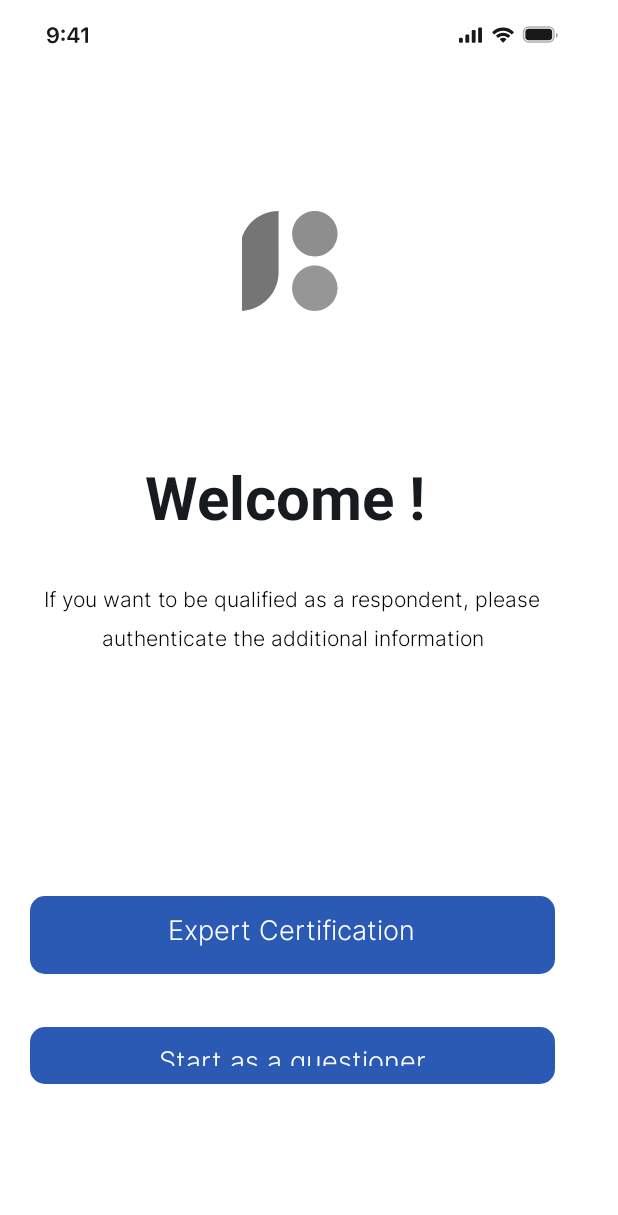
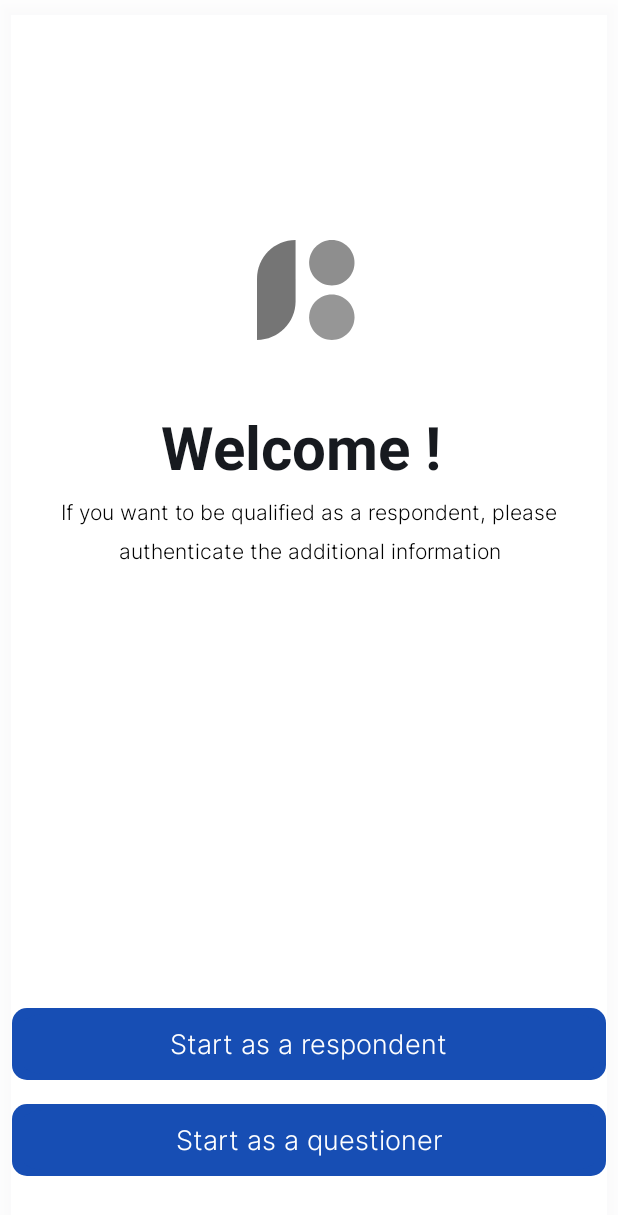
Before and after one commit to elaus00/Verif_ai, an Android app built with Jetpack Compose: the @Preview function PreviewCertification, on a phone screen of 412 x 824 dp. Shown: the top 1215 px of the screen. Run offline under Robolectric (Android 15) with nearby library versions, the phone set to English and light mode, and no system bars; Roboto replaces fonts that are not available here.

Commit message:
feat : CertificationScreen 재구성

```diff
--- a/app/build.gradle.kts
+++ b/app/build.gradle.kts
@@ -79,6 +79,7 @@ dependencies {
     implementation(libs.firebase.firestore.ktx)
     implementation(libs.firebase.functions.ktx)
     implementation(libs.androidx.appcompat)
+    implementation(libs.androidx.constraintlayout)
     testImplementation(libs.kotlinx.coroutines)
     testImplementation(libs.junit)
     androidTestImplementation(libs.androidx.junit)
--- /dev/null
+++ b/app/src/main/java/mp/verif_ai/presentation/signup/CertificationScreen.kt
@@ -0,0 +1,92 @@
+package mp.verif_ai.presentation.signup
+
+import androidx.compose.foundation.layout.*
+import androidx.compose.runtime.Composable
+import androidx.compose.ui.Alignment
+import androidx.compose.ui.Modifier
+import androidx.compose.ui.draw.shadow
+import androidx.compose.ui.graphics.Color
+import androidx.compose.ui.layout.ContentScale
+import androidx.compose.ui.tooling.preview.Preview
+import androidx.compose.ui.unit.dp
+import androidx.compose.ui.res.painterResource
+import mp.verif_ai.R
+import androidx.compose.foundation.Image
+import androidx.compose.material3.Text
+import androidx.compose.ui.text.font.FontWeight
+import androidx.compose.ui.unit.sp
+import androidx.compose.ui.text.TextStyle
+import mp.verif_ai.presentation.theme.OnBoardingButton
+import mp.verif_ai.presentation.theme.customTypography
+
+@Composable
+fun CertificationScreen() {
+    Column(
+        modifier = Modifier
+            .shadow(elevation = 6.dp, spotColor = Color(0x1F120F28))
+            .fillMaxSize()
+            .padding(top = 160.dp),
+        horizontalAlignment = Alignment.CenterHorizontally,
+        verticalArrangement = Arrangement.Center
+        ) {
+        Column(
+            modifier = Modifier.weight(1f),
+            horizontalAlignment = Alignment.CenterHorizontally,
+        ) {
+            GroupImage()
+            Spacer(modifier = Modifier.height(48.dp))
+            WelcomeText()
+        }
+
+        // Buttons at bottom
+        Column(
+            modifier = Modifier
+                .fillMaxWidth()
+                .padding(bottom = 32.dp),
+        ) {
+            OnBoardingButton(text = "Start as a respondent", onClick = {})
+            OnBoardingButton(text = "Start as a questioner", onClick = {})
+        }
+    }
+}
+
+@Composable
+fun GroupImage() {
+    Image(
+        painter = painterResource(id = R.drawable.group),
+        contentDescription = "group image",
+        contentScale = ContentScale.None,
+        modifier = Modifier
+            .wrapContentSize()
+    )
+}
+
+@Composable
+fun WelcomeText() {
+    Column(
+        verticalArrangement = Arrangement.spacedBy(10.dp, Alignment.Top),
+        horizontalAlignment = Alignment.CenterHorizontally
+    ) {
+        Text(
+            text = "Welcome !",
+            style = TextStyle(
+                fontSize = 40.sp,
+                lineHeight = 56.sp,
+                fontWeight = FontWeight.Bold,
+                color = Color(0xFF171A1F),
+            ),
+            modifier = Modifier.width(197.dp)
+        )
+        Text(
+            text = "If you want to be qualified as a respondent, please authenticate the additional information",
+            style = customTypography.subWelcome,
+            modifier = Modifier.width(353.dp)
+        )
+    }
+}
+
+@Preview
+@Composable
+fun PreviewCertification() {
+    CertificationScreen()
+}
--- a/app/src/main/java/mp/verif_ai/presentation/signup/expertCertificate.kt
+++ b/app/src/main/java/mp/verif_ai/presentation/signup/ExpertCertificateScreen.kt
@@ -12,8 +12,6 @@ import androidx.compose.ui.unit.dp
 import androidx.compose.ui.Alignment
 import androidx.compose.ui.Modifier
 import androidx.compose.ui.graphics.Color
-import androidx.compose.ui.text.font.Font
-import androidx.compose.ui.text.font.FontFamily
 import androidx.compose.ui.text.font.FontWeight
 import androidx.compose.ui.tooling.preview.Preview
 import androidx.compose.ui.unit.sp
@@ -30,7 +28,7 @@ import androidx.compose.ui.res.painterResource
 
 
 @Composable
-fun expertCertificate() {
+fun ExpertCertificateScreen() {
     Column(//expert certificate
         verticalArrangement = Arrangement.spacedBy(185.dp, Alignment.Top),
         horizontalAlignment = Alignment.CenterHorizontally,
@@ -169,6 +167,6 @@ fun expertCertificate() {
 
 @Preview
 @Composable
-fun expertCertificatePreview() {
-    expertCertificate()
+fun ExpertCertificateScreenPreview() {
+    ExpertCertificateScreen()
 }
--- a/app/src/main/java/mp/verif_ai/presentation/signup/certification.kt
+++ /dev/null
@@ -1,201 +0,0 @@
-package mp.verif_ai.presentation.signup
-
-import androidx.compose.foundation.background
-import androidx.compose.foundation.border
-import androidx.compose.foundation.layout.Arrangement
-import androidx.compose.foundation.layout.Column
-import androidx.compose.foundation.layout.Row
-import androidx.compose.foundation.layout.height
-import androidx.compose.foundation.layout.padding
-import androidx.compose.foundation.layout.width
-import androidx.compose.runtime.Composable
-import androidx.compose.ui.Alignment
-import androidx.compose.ui.Modifier
-import androidx.compose.ui.draw.shadow
-import androidx.compose.ui.graphics.Color
-import androidx.compose.ui.layout.ContentScale
-import androidx.compose.ui.tooling.preview.Preview
-import androidx.compose.ui.unit.dp
-import androidx.compose.ui.res.painterResource
-import mp.verif_ai.R
-import androidx.compose.foundation.Image
-import androidx.compose.foundation.layout.offset
-import androidx.compose.foundation.shape.RoundedCornerShape
-import androidx.compose.material3.Text
-import androidx.compose.ui.text.font.FontWeight
-import androidx.compose.ui.unit.sp
-import androidx.compose.ui.text.TextStyle
-import androidx.compose.ui.text.font.Font
-import androidx.compose.ui.text.font.FontFamily
-import androidx.compose.ui.text.style.TextAlign
-
-@Composable
-fun Certification() {
-    Column(
-        modifier = Modifier
-            .shadow(elevation = 6.dp, spotColor = Color(0x1F120F28), ambientColor = Color(0x1F120F28))
-            .width(390.dp)
-            .height(844.dp)
-            .background(color = Color(0xFFFFFFFF))
-            .padding(
-                start = Variables.spacing0,
-                top = Variables.spacing0,
-                end = Variables.spacing0,
-                bottom = Variables.spacing0
-            ),
-        verticalArrangement = Arrangement.spacedBy(95.dp, Alignment.Top),
-        horizontalAlignment = Alignment.CenterHorizontally,
-    ) {
-        Row(
-            modifier = Modifier
-                .border(width = Variables.spacing0, color = Color(0xFFFFFFFF))
-                .width(390.dp)
-                .height(40.dp)
-                .background(color = Color(0x00FFFFFF)),
-            horizontalArrangement = Arrangement.spacedBy(222.dp, Alignment.CenterHorizontally),
-            verticalAlignment = Alignment.Top,
-        ) {
-            Image(
-                modifier = Modifier
-                    .border(width = 0.dp, color = Color(0xFFFFFFFF))
-                    .padding(0.dp)
-                    .width(72.dp)
-                    .height(40.dp),
-                painter = painterResource(R.drawable.image_14),
-                contentDescription = "image description",
-                contentScale = ContentScale.None
-            )
-            Image(
-                modifier = Modifier
-                    .border(width = 0.dp, color = Color(0xFFFFFFFF))
-                    .padding(0.dp)
-                    .width(96.dp)
-                    .height(40.dp),
-                painter = painterResource(id = R.drawable.image_15),
-                contentDescription = "image description",
-                contentScale = ContentScale.None
-            )
-            Row(
-                horizontalArrangement = Arrangement.spacedBy(222.dp, Alignment.CenterHorizontally),
-                verticalAlignment = Alignment.Top,
-            ) {
-            }
-        }
-        Column(//image16
-            verticalArrangement = Arrangement.spacedBy(10.dp, Alignment.Top),
-            horizontalAlignment = Alignment.Start,
-            modifier = Modifier
-                .border(width = Variables.spacing0, color = Color(0xFFFFFFFF))
-                .width(70.dp)
-                .height(75.9429.dp)
-                .background(color = Color(0xFFFFFFFF))
-                .padding(start = Variables.spacing0, top = 4.dp, end = Variables.spacing0, bottom = 4.dp)
-        ) {
-            Image(
-                painter = painterResource(id = R.drawable.group),
-                contentDescription = "image description",
-                contentScale = ContentScale.None,
-                modifier = Modifier
-                    .padding(0.dp)
-                    .width(218.93733.dp)
-                    .height(67.9429.dp)
-            )
-        }
-
-        Column(//frame1(button)
-            verticalArrangement = Arrangement.spacedBy(126.dp, Alignment.Top),
-            horizontalAlignment = Alignment.CenterHorizontally,
-            modifier = Modifier
-                .width(350.dp)
-                .height(234.dp)
-                .padding(start = Variables.spacing0, top = Variables.spacing0, end = Variables.spacing0, bottom = Variables.spacing0)
-        ) {
-            Text(
-                text = "Welcome !",
-                style = androidx.compose.ui.text.TextStyle(
-                    fontSize = 40.sp,
-                    lineHeight = 56.sp,
-                    //fontFamily = FontFamily(Font(R.font.archivo)),
-                    fontWeight = FontWeight(700),
-                    color = Color(0xFF171A1F),
-                ),
-                modifier = Modifier
-                    .width(197.dp)
-                    .height(56.dp)
-            )
-            Text(
-                modifier = Modifier
-                    .offset(y = -100.dp)
-                    .width(353.dp)
-                    .height(53.dp),
-                text = "If you want to be qualified as a respondent, please authenticate the additional information",
-                style = TextStyle(
-                    fontSize = 14.sp,
-                    lineHeight = 26.sp,
-                    fontFamily = FontFamily(Font(R.font.inter_light)),
-                    fontWeight = FontWeight(400),
-                    color = Color(0xFF000000),
-                    textAlign = TextAlign.Center,
-                )
-            )
-        }
-
-        Row(
-            horizontalArrangement = Arrangement.spacedBy(0.dp, Alignment.CenterHorizontally),
-            verticalAlignment = Alignment.CenterVertically,
-            modifier = Modifier
-                .offset(y = -40.dp)
-                .border(width = 1.dp, color = Color(0x00000000), shape = RoundedCornerShape(size = 10.dp))
-                .width(350.dp)
-                .height(52.dp)
-                .background(color = Color(0xFF2A5AB3), shape = RoundedCornerShape(size = 10.dp))
-                .padding(start = 92.dp, top = 12.dp, end = 92.dp, bottom = 12.dp)
-        ) {
-            Text(
-                modifier = Modifier
-                    .width(166.dp)
-                    .height(28.dp),
-                text = "Expert Certification",
-                style = TextStyle(
-                    fontSize = 18.sp,
-                    lineHeight = 28.sp,
-                    fontFamily = FontFamily(Font(R.font.inter_light)),
-                    fontWeight = FontWeight(400),
-                    color = Color(0xFFFFFFFF),
-                )
-            )
-        }
-
-        Row(
-            horizontalArrangement = Arrangement.spacedBy(0.dp, Alignment.CenterHorizontally),
-            verticalAlignment = Alignment.CenterVertically,
-            modifier = Modifier
-                .offset(y = -100.dp)
-                .border(width = 1.dp, color = Color(0x00000000), shape = RoundedCornerShape(size = 10.dp))
-                .width(350.dp)
-                .height(52.dp)
-                .background(color = Color(0xFF2A5AB3), shape = RoundedCornerShape(size = 10.dp))
-                .padding(start = 86.dp, top = 12.dp, end = 86.dp, bottom = 12.dp)
-        ) {
-            Text(
-                modifier = Modifier
-                    .width(178.dp)
-                    .height(28.dp),
-                text = "Start as a questioner",
-                style = TextStyle(
-                    fontSize = 18.sp,
-                    lineHeight = 28.sp,
-                    fontFamily = FontFamily(Font(R.font.inter_light)),
-                    fontWeight = FontWeight(400),
-                    color = Color(0xFFFFFFFF),
-                )
-            )
-        }
-    }
-}
-
-@Preview
-@Composable
-fun PreviewCertification(){
-    Certification()
-}
--- /dev/null
+++ b/app/src/main/java/mp/verif_ai/presentation/theme/Button.kt
@@ -0,0 +1,64 @@
+package mp.verif_ai.presentation.theme
+
+import androidx.compose.foundation.background
+import androidx.compose.foundation.border
+import androidx.compose.foundation.layout.Arrangement
+import androidx.compose.foundation.layout.Row
+import androidx.compose.foundation.layout.fillMaxWidth
+import androidx.compose.foundation.layout.height
+import androidx.compose.foundation.layout.offset
+import androidx.compose.foundation.layout.padding
+import androidx.compose.foundation.layout.width
+import androidx.compose.foundation.layout.wrapContentHeight
+import androidx.compose.foundation.layout.wrapContentSize
+import androidx.compose.foundation.shape.RoundedCornerShape
+import androidx.compose.material3.Button
+import androidx.compose.material3.ButtonColors
+import androidx.compose.material3.ButtonDefaults
+import androidx.compose.material3.Text
+import androidx.compose.runtime.Composable
+import androidx.compose.ui.Alignment
+import androidx.compose.ui.Modifier
+import androidx.compose.ui.graphics.Color
+import androidx.compose.ui.text.TextStyle
+import androidx.compose.ui.text.font.Font
+import androidx.compose.ui.text.font.FontFamily
+import androidx.compose.ui.text.font.FontWeight
+import androidx.compose.ui.unit.Dp
+import androidx.compose.ui.unit.dp
+import androidx.compose.ui.unit.sp
+import mp.verif_ai.R
+
+@Composable
+fun OnBoardingButton(
+    modifier: Modifier = Modifier,
+    text: String,
+    onClick: () -> Unit = {},
+    enabled: Boolean = false,
+    colors: ButtonColors = ButtonDefaults.buttonColors(
+        containerColor = Color(0xFF174EB4),
+        contentColor = Color.White,
+        disabledContainerColor = Color(0xFF2A5AB3),
+        disabledContentColor = Color.White,
+    ),
+) {
+    Button(
+        modifier = Modifier
+            .border(
+                width = 1.dp,
+                color = Color.Transparent,
+                shape = RoundedCornerShape(size = 10.dp)
+            )
+            .fillMaxWidth()
+            .wrapContentHeight()
+            .padding(8.dp)
+            .background(color = colors.containerColor, shape = RoundedCornerShape(size = 10.dp)),
+        colors = colors,
+        onClick = { /*TODO*/ }) {
+            Text(
+                text = text,
+                style = customTypography.certificationButton,
+                color = colors.contentColor
+            )
+        }
+    }
--- a/app/src/main/java/mp/verif_ai/presentation/theme/Theme.kt
+++ b/app/src/main/java/mp/verif_ai/presentation/theme/Theme.kt
@@ -8,7 +8,15 @@ import androidx.compose.material3.dynamicDarkColorScheme
 import androidx.compose.material3.dynamicLightColorScheme
 import androidx.compose.material3.lightColorScheme
 import androidx.compose.runtime.Composable
+import androidx.compose.ui.graphics.Color
 import androidx.compose.ui.platform.LocalContext
+import androidx.compose.ui.text.TextStyle
+import androidx.compose.ui.text.font.Font
+import androidx.compose.ui.text.font.FontFamily
+import androidx.compose.ui.text.font.FontWeight
+import androidx.compose.ui.text.style.TextAlign
+import androidx.compose.ui.unit.sp
+import mp.verif_ai.R
 
 private val DarkColorScheme = darkColorScheme(
     primary = Purple80,
@@ -31,6 +39,27 @@ private val LightColorScheme = lightColorScheme(
     onSurface = Color(0xFF1C1B1F),
     */
 )
+
+class customTypography {
+    companion object {
+        val subWelcome = TextStyle(
+            fontSize = 14.sp,
+            lineHeight = 26.sp,
+            fontFamily = FontFamily(Font(R.font.inter_light)),
+            fontWeight = FontWeight(400),
+            color = Color(0xFF000000),
+            textAlign = TextAlign.Center,
+        )
+        val certificationButton = TextStyle(
+            fontSize = 18.sp,
+            lineHeight = 28.sp,
+            fontFamily = FontFamily(Font(R.font.inter_light)),
+            fontWeight = FontWeight.Normal,
+            color = Color.White,
+        )
+    }
+}
+
 
 @Composable
 fun Verif_aiTheme(
--- a/gradle/libs.versions.toml
+++ b/gradle/libs.versions.toml
@@ -26,6 +26,7 @@ firebaseAuthKtx = "23.1.0"
 firebaseFirestoreKtx = "25.1.1"
 firebaseFunctionsKtx = "21.0.0"
 appcompat = "1.7.0"
+constraintlayout = "2.2.0"
 
 [libraries]
 androidx-compose-bom-v20240100 = { module = "androidx.compose:compose-bom", version.ref = "composeBomVersion" }
@@ -69,6 +70,7 @@ firebase-auth-ktx = { group = "com.google.firebase", name = "firebase-auth-ktx",
 firebase-firestore-ktx = { group = "com.google.firebase", name = "firebase-firestore-ktx", version.ref = "firebaseFirestoreKtx" }
 firebase-functions-ktx = { group = "com.google.firebase", name = "firebase-functions-ktx", version.ref = "firebaseFunctionsKtx" }
 androidx-appcompat = { group = "androidx.appcompat", name = "appcompat", version.ref = "appcompat" }
+androidx-constraintlayout = { group = "androidx.constraintlayout", name = "constraintlayout", version.ref = "constraintlayout" }
 
 [plugins]
 android-application = { id = "com.android.application", version.ref = "agp" }
```
